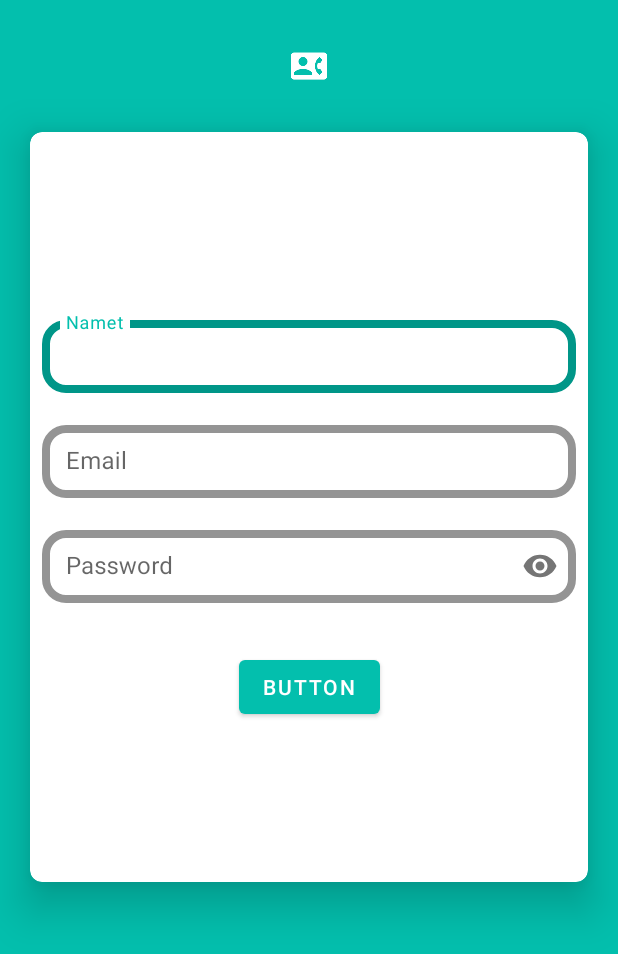
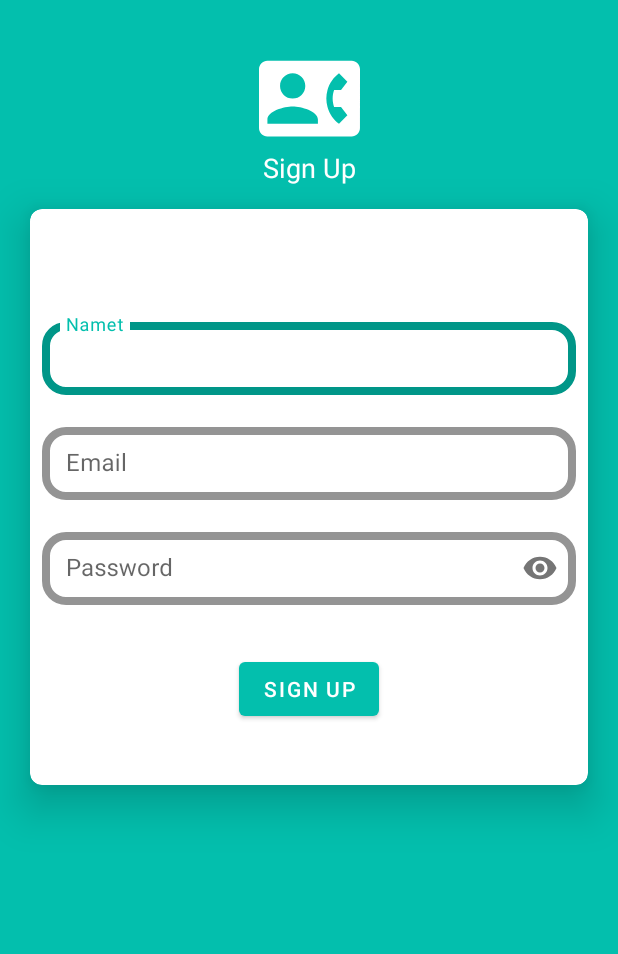
Before and after one commit to peculiaruc/ContactMe, an Android app: the layout activity_sign_up.xml on its own in the app's theme, with its tools: preview values and no code run, on a phone screen of 412 x 824 dp. Shown: the top 954 px of the screen. Run offline under Robolectric (Android 15) with nearby library versions, the phone set to English and light mode, and no system bars.

Commit message:
Implemented sign/loginIn

```diff
--- /dev/null
+++ b/app/src/main/java/com/peculiaruc/contactme/db/ContactDao.kt
@@ -0,0 +1,3 @@
+package com.peculiaruc.contactme.db
+
+interface ContactDao
--- /dev/null
+++ b/app/src/main/java/com/peculiaruc/contactme/db/ContactDatabase.kt
@@ -0,0 +1,4 @@
+package com.peculiaruc.contactme.db
+
+class ContactDatabase {
+}
--- a/app/src/main/res/layout/activity_sign_up.xml
+++ b/app/src/main/res/layout/activity_sign_up.xml
@@ -10,25 +10,26 @@
 
     <ImageView
         android:id="@+id/imageView3"
-        android:layout_width="wrap_content"
-        android:layout_height="wrap_content"
+        android:layout_width="107dp"
+        android:layout_height="67dp"
         android:layout_marginTop="32dp"
         app:layout_constraintEnd_toEndOf="parent"
         app:layout_constraintStart_toStartOf="parent"
         app:layout_constraintTop_toTopOf="parent"
         app:srcCompat="@drawable/ic_baseline_contact_phone_24" />
 
-    <androidx.cardview.widget.CardView
+    <com.google.android.material.card.MaterialCardView
+        android:id="@+id/cardView"
         android:layout_width="match_parent"
-        android:layout_height="500dp"
+        android:layout_height="wrap_content"
         android:layout_marginStart="20dp"
-        android:layout_marginTop="32dp"
+        android:layout_marginTop="40dp"
         android:layout_marginEnd="20dp"
         app:cardCornerRadius="8dp"
         app:cardElevation="18dp"
         app:layout_constraintEnd_toEndOf="parent"
         app:layout_constraintStart_toStartOf="parent"
-        app:layout_constraintTop_toBottomOf="@+id/imageView3" >
+        app:layout_constraintTop_toTopOf="@id/textView4">
 
         <androidx.constraintlayout.widget.ConstraintLayout
             android:layout_width="match_parent"
@@ -39,10 +40,10 @@
                 style="@style/EditTextInputLayoutStyle"
                 android:layout_width="match_parent"
                 android:layout_height="wrap_content"
+                android:layout_marginStart="8dp"
+                android:layout_marginTop="70dp"
+                android:layout_marginEnd="8dp"
                 android:hint="Namet"
-                android:layout_marginStart="8dp"
-                android:layout_marginTop="120dp"
-                android:layout_marginEnd="8dp"
                 app:layout_constraintEnd_toEndOf="parent"
                 app:layout_constraintStart_toStartOf="parent"
                 app:layout_constraintTop_toTopOf="parent">
@@ -51,8 +52,7 @@
                     android:id="@+id/editText_name"
                     android:layout_width="match_parent"
                     android:layout_height="wrap_content"
-                    android:inputType="textPersonName"
-                    />
+                    android:inputType="textPersonName" />
             </com.google.android.material.textfield.TextInputLayout>
 
             <com.google.android.material.textfield.TextInputLayout
@@ -72,8 +72,7 @@
                     android:id="@+id/editText_signUp_email"
                     android:layout_width="match_parent"
                     android:layout_height="wrap_content"
-                    android:inputType="textEmailAddress"
-                    />
+                    android:inputType="textEmailAddress" />
             </com.google.android.material.textfield.TextInputLayout>
 
             <com.google.android.material.textfield.TextInputLayout
@@ -85,28 +84,43 @@
                 android:layout_marginTop="16dp"
                 android:layout_marginEnd="8dp"
                 android:hint="Password"
-                app:passwordToggleEnabled="true"
                 app:layout_constraintEnd_toEndOf="parent"
                 app:layout_constraintStart_toStartOf="parent"
-                app:layout_constraintTop_toBottomOf="@+id/textInput_signUp_email">
+                app:layout_constraintTop_toBottomOf="@+id/textInput_signUp_email"
+                app:passwordToggleEnabled="true">
 
                 <com.google.android.material.textfield.TextInputEditText
                     android:id="@+id/editText_signUp_password"
                     android:layout_width="match_parent"
                     android:layout_height="wrap_content"
-                    android:inputType="textPassword"
-                    />
+                    android:inputType="textPassword" />
             </com.google.android.material.textfield.TextInputLayout>
 
             <Button
-                android:id="@+id/button"
+                android:id="@+id/btn_signup"
                 android:layout_width="wrap_content"
                 android:layout_height="wrap_content"
                 android:layout_marginTop="32dp"
-                android:text="Button"
+                android:layout_marginBottom="40dp"
+                android:text="Sign Up"
+                app:layout_constraintBottom_toBottomOf="parent"
                 app:layout_constraintEnd_toEndOf="parent"
                 app:layout_constraintStart_toStartOf="parent"
                 app:layout_constraintTop_toBottomOf="@+id/textInput_singUp_password" />
+
         </androidx.constraintlayout.widget.ConstraintLayout>
-    </androidx.cardview.widget.CardView>
+    </com.google.android.material.card.MaterialCardView>
+
+    <TextView
+        android:id="@+id/textView4"
+        android:layout_width="0dp"
+        android:layout_height="wrap_content"
+
+        android:gravity="center"
+        android:text="Sign Up"
+        android:textColor="#FFFFFF"
+        android:textSize="18sp"
+        app:layout_constraintEnd_toEndOf="parent"
+        app:layout_constraintStart_toStartOf="parent"
+        app:layout_constraintTop_toBottomOf="@+id/imageView3" />
 </androidx.constraintlayout.widget.ConstraintLayout>
```
Also changed, not shown: app/src/main/AndroidManifest.xml (+4 -3 lines), app/src/main/java/com/peculiaruc/contactme/ui/LogInActivity.kt (+25 -0 lines), app/src/main/java/com/peculiaruc/contactme/ui/SignUpActivity.kt (+25 -0 lines), app/src/main/res/layout/activity_log_in.xml (+17 -6 lines), 4 other files.
